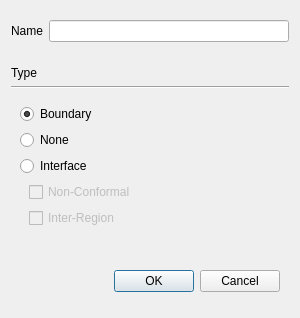
nextfoam/baram, file baramMesh/view/geometry/surface_dialog.ui: the form before one commit.
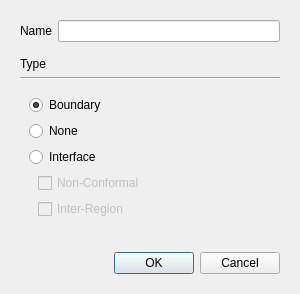
The form after the commit.

The edit to the form file:
```diff
--- a/baramMesh/view/geometry/surface_dialog.ui
+++ b/baramMesh/view/geometry/surface_dialog.ui
@@ -7,7 +7,7 @@
     <x>0</x>
     <y>0</y>
     <width>300</width>
-    <height>318</height>
+    <height>294</height>
    </rect>
   </property>
   <property name="windowTitle">
@@ -15,23 +15,17 @@
   </property>
   <layout class="QVBoxLayout" name="verticalLayout_10">
    <item>
-    <widget class="QWidget" name="form" native="true">
-     <layout class="QVBoxLayout" name="verticalLayout">
-      <property name="leftMargin">
-       <number>0</number>
-      </property>
-      <property name="topMargin">
-       <number>0</number>
-      </property>
-      <property name="rightMargin">
-       <number>0</number>
-      </property>
+    <widget class="QWidget" name="dialogContent" native="true">
+     <layout class="QVBoxLayout" name="verticalLayout_9">
       <item>
        <widget class="QWidget" name="nameSetting" native="true">
         <layout class="QFormLayout" name="formLayout_3">
          <property name="leftMargin">
           <number>0</number>
          </property>
+         <property name="topMargin">
+          <number>0</number>
+         </property>
          <property name="rightMargin">
           <number>0</number>
          </property>
@@ -52,15 +46,6 @@
        </widget>
       </item>
       <item>
-       <widget class="QWidget" name="widget" native="true">
-        <layout class="QVBoxLayout" name="verticalLayout_9">
-         <property name="leftMargin">
-          <number>0</number>
-         </property>
-         <property name="rightMargin">
-          <number>0</number>
-         </property>
-         <item>
           <widget class="QLabel" name="label_2">
            <property name="text">
             <string>Type</string>
@@ -145,9 +130,6 @@
         </layout>
        </widget>
       </item>
-     </layout>
-    </widget>
-   </item>
    <item>
     <widget class="QWidget" name="widget_5" native="true">
      <layout class="QHBoxLayout" name="horizontalLayout_2">
@@ -181,19 +163,6 @@
      </layout>
     </widget>
    </item>
-   <item>
-    <spacer name="verticalSpacer">
-     <property name="orientation">
-      <enum>Qt::Vertical</enum>
-     </property>
-     <property name="sizeHint" stdset="0">
-      <size>
-       <width>20</width>
-       <height>40</height>
-      </size>
-     </property>
-    </spacer>
-   </item>
   </layout>
  </widget>
  <resources/>
```
Lines whose indentation alone changed are shown as unchanged.
